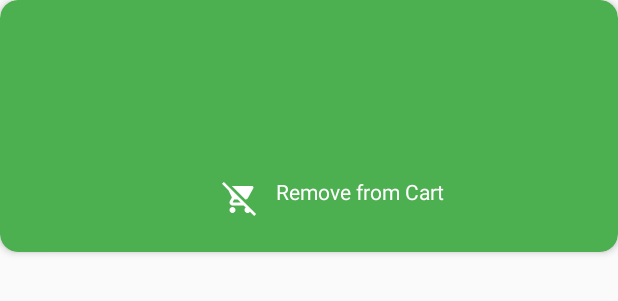
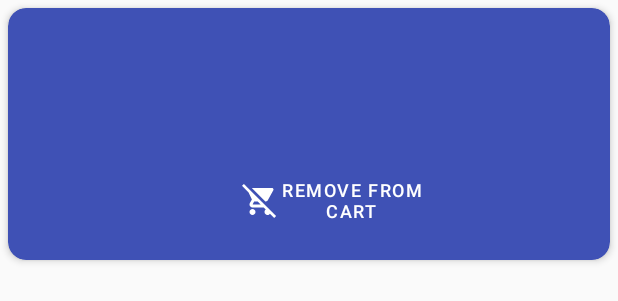
Before and after one commit to ProyectoAEF/Drugstore, an Android app: the layout card_layout_cart.xml on its own in the app's theme, with its tools: preview values and no code run, on a phone screen of 412 x 824 dp. Shown: the top 301 px of the screen. Run offline under Robolectric (Android 15) with nearby library versions, the phone set to English and light mode, and no system bars.

Commit message:
UI menu actualizado

```diff
--- a/app/src/main/res/drawable/ic_baseline_person_24.xml
+++ b/app/src/main/res/drawable/ic_baseline_person_24.xml
@@ -3,7 +3,7 @@
     android:height="24dp"
     android:viewportWidth="24"
     android:viewportHeight="24"
-    android:tint="#757575">
+    android:tint="#FFFFFF">
   <path
       android:fillColor="@android:color/white"
       android:pathData="M12,12c2.21,0 4,-1.79 4,-4s-1.79,-4 -4,-4 -4,1.79 -4,4 1.79,4 4,4zM12,14c-2.67,0 -8,1.34 -8,4v2h16v-2c0,-2.66 -5.33,-4 -8,-4z"/>
--- a/app/src/main/res/layout/card_layout_cart.xml
+++ b/app/src/main/res/layout/card_layout_cart.xml
@@ -4,7 +4,8 @@
     android:layout_height="wrap_content"
     xmlns:app="http://schemas.android.com/apk/res-auto"
     android:id="@+id/card_view_cart"
-    app:cardBackgroundColor="#4CAF50"
+    android:layout_margin="5dp"
+    app:cardBackgroundColor="@color/colorPrimary"
     app:cardCornerRadius="12dp"
     app:cardElevation="3dp"
     app:contentPadding="4dp"
@@ -24,6 +25,7 @@
             />
         <TextView
             android:id="@+id/item_title"
+            android:textColor="#FFFFFF"
             android:layout_width="235dp"
             android:layout_height="40dp"
             app:layout_constraintTop_toTopOf="parent"
@@ -33,6 +35,7 @@
             />
         <TextView
             android:id="@+id/item_price"
+            android:textColor="#FFFFFF"
             android:layout_width="235dp"
             android:layout_height="16dp"
             android:layout_marginLeft="16dp"
@@ -43,24 +46,19 @@
             />
         <Button
             style="@style/Widget.MaterialComponents.Button"
+
             android:id="@+id/erase"
-            android:layout_width="40dp"
+            android:layout_width="153dp"
             android:layout_height="40dp"
-            android:drawableBottom="@drawable/ic_remove_shopping_cart"
+            android:drawableLeft="@drawable/ic_remove_shopping_cart"
             app:layout_constraintTop_toBottomOf="@+id/item_price"
             app:layout_constraintLeft_toRightOf="@id/item_image"
             android:layout_marginLeft="20dp"
             android:layout_marginTop="16dp"
+            android:text="Remove from cart"
+            android:textColor="#FFFFFF"
+            android:textSize="12dp"
             />
-        <TextView
-            android:layout_width="wrap_content"
-            android:layout_height="wrap_content"
-            android:text="Remove from Cart"
-            android:textColor="#FFFF"
-            app:layout_constraintTop_toBottomOf="@id/item_price"
-            app:layout_constraintLeft_toRightOf="@id/erase"
-            android:layout_marginTop="26dp"
-            android:layout_marginLeft="4dp"
-            />
+
     </androidx.constraintlayout.widget.ConstraintLayout>
 </androidx.cardview.widget.CardView>
--- a/app/src/main/res/values/colors.xml
+++ b/app/src/main/res/values/colors.xml
@@ -1,6 +1,6 @@
 <?xml version="1.0" encoding="utf-8"?>
 <resources>
-    <color name="colorPrimary">#6200EE</color>
-    <color name="colorPrimaryDark">#3700B3</color>
-    <color name="colorAccent">#03DAC5</color>
+    <color name="colorPrimary">#3F51B5</color>
+    <color name="colorPrimaryDark">#303F9F</color>
+    <color name="colorAccent">#03A9F4</color>
 </resources>
--- a/app/src/main/res/values/styles.xml
+++ b/app/src/main/res/values/styles.xml
@@ -1,6 +1,6 @@
 <resources>
 <!-- Base application theme. -->
-<style name="AppTheme" parent="Theme.AppCompat.Light.DarkActionBar">
+<style name="AppTheme" parent="Theme.AppCompat.Light.NoActionBar">
     <!-- Customize your theme here. -->
     <item name="colorPrimary">#3F51B5</item>
     <item name="colorPrimaryDark">#303F9F</item>
```
Also changed, not shown: app/src/main/res/layout/activity_tienda.xml (+3 -4 lines), app/src/main/res/layout/card_layout.xml (+8 -13 lines).
